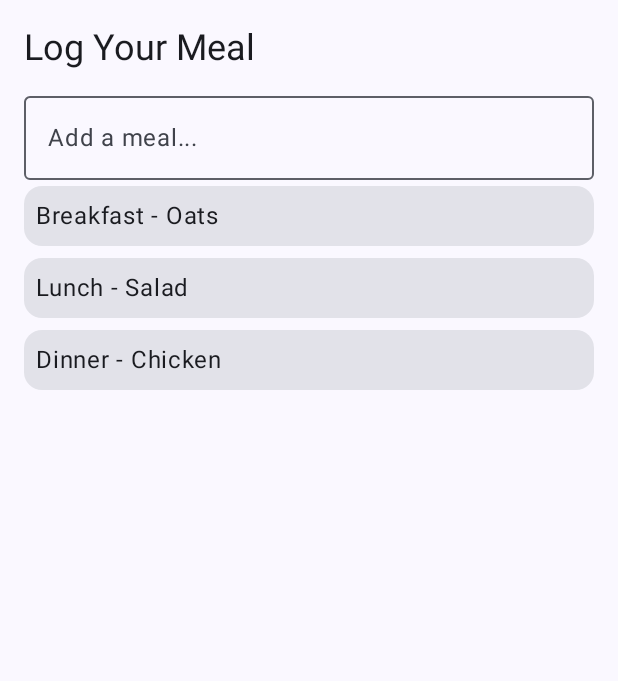
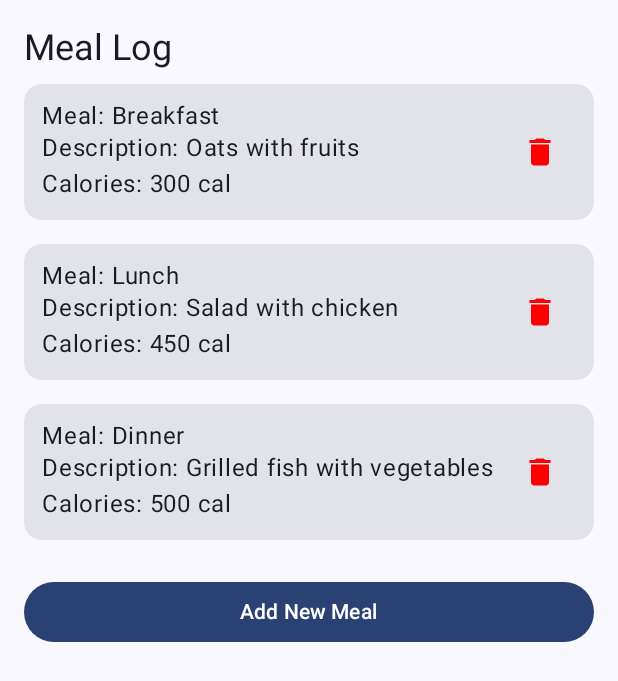
Before and after one commit to tobden9/365Fitness, an Android app built with Jetpack Compose: the composable NutritionScreen shown on its own in the app's theme, on a phone screen of 412 x 824 dp. Shown: the top 681 px of the screen. Run offline under Robolectric (Android 15) with nearby library versions, the phone set to English and light mode, and no system bars.

Commit message:
nutrition screen commit

```diff
--- a/app/src/main/java/com/example/a365fitness/MainActivity.kt
+++ b/app/src/main/java/com/example/a365fitness/MainActivity.kt
@@ -247,20 +247,158 @@ fun FitnessScreen(modifier: Modifier = Modifier) {
 
 @Composable
 fun NutritionScreen(modifier: Modifier = Modifier) {
-    var meal by remember { mutableStateOf("") }
+    var meals by remember {
+        mutableStateOf(
+            listOf(
+                Meal("Breakfast", "Oats with fruits", "300 cal"),
+                Meal("Lunch", "Salad with chicken", "450 cal"),
+                Meal("Dinner", "Grilled fish with vegetables", "500 cal")
+            )
+        )
+    }
+
+    var showAddMealDialog by remember { mutableStateOf(false) }
+    var newMealType by remember { mutableStateOf("") }
+    var newMealDescription by remember { mutableStateOf("") }
+    var newCalories by remember { mutableStateOf("") }
+
+    // Function to delete a meal
+    val deleteMeal: (Meal) -> Unit = { mealToDelete ->
+        meals = meals.filter { it != mealToDelete }
+    }
+
     Column(modifier.padding(16.dp)) {
-        Text("Log Your Meal", style = MaterialTheme.typography.headlineSmall)
-        OutlinedTextField(
-            value = meal,
-            onValueChange = { meal = it },
-            label = { Text("Add a meal...") },
-            modifier = Modifier.fillMaxWidth().padding(top = 8.dp)
+        Text("Meal Log", style = MaterialTheme.typography.headlineSmall)
+
+        // Display meal list with delete buttons
+        LazyColumn {
+            items(
+                items = meals,
+                key = { meal -> "${meal.mealType}-${meal.description}-${meal.calories}" }
+            ) { meal ->
+                MealItem(
+                    meal = meal,
+                    onDelete = { deleteMeal(meal) }
+                )
+            }
+        }
+
+        Spacer(modifier = Modifier.height(16.dp))
+
+        // Add meal button
+        Button(
+            onClick = { showAddMealDialog = true },
+            modifier = Modifier.fillMaxWidth()
+        ) {
+            Text("Add New Meal")
+        }
+    }
+
+    // Add Meal Dialog
+    if (showAddMealDialog) {
+        AlertDialog(
+            onDismissRequest = { showAddMealDialog = false },
+            title = { Text("Add New Meal") },
+            text = {
+                Column {
+                    OutlinedTextField(
+                        value = newMealType,
+                        onValueChange = { newMealType = it },
+                        label = { Text("Meal Type (e.g., Breakfast, Lunch)") },
+                        modifier = Modifier.fillMaxWidth()
+                    )
+
+                    Spacer(modifier = Modifier.height(8.dp))
+
+                    OutlinedTextField(
+                        value = newMealDescription,
+                        onValueChange = { newMealDescription = it },
+                        label = { Text("Meal Description") },
+                        modifier = Modifier.fillMaxWidth()
+                    )
+
+                    Spacer(modifier = Modifier.height(8.dp))
+
+                    OutlinedTextField(
+                        value = newCalories,
+                        onValueChange = { newCalories = it },
+                        label = { Text("Calories") },
+                        modifier = Modifier.fillMaxWidth()
+                    )
+                }
+            },
+            confirmButton = {
+                Button(
+                    onClick = {
+                        if (newMealType.isNotBlank() && newMealDescription.isNotBlank() && newCalories.isNotBlank()) {
+                            val newMeal = Meal(newMealType, newMealDescription, newCalories)
+                            meals = meals + newMeal
+                            newMealType = ""
+                            newMealDescription = ""
+                            newCalories = ""
+                            showAddMealDialog = false
+                        }
+                    }
+                ) {
+                    Text("Add")
+                }
+            },
+            dismissButton = {
+                TextButton(
+                    onClick = {
+                        showAddMealDialog = false
+                        newMealType = ""
+                        newMealDescription = ""
+                        newCalories = ""
+                    }
+                ) {
+                    Text("Cancel")
+                }
+            }
         )
-        LazyColumn {
-            items(listOf("Breakfast - Oats", "Lunch - Salad", "Dinner - Chicken")) { item ->
-                Card(Modifier.fillMaxWidth().padding(vertical = 4.dp)) {
-                    Text(item, Modifier.padding(8.dp))
-                }
+    }
+}
+
+// Data class for meals
+data class Meal(
+    val mealType: String,
+    val description: String,
+    val calories: String
+)
+
+// Simple meal item with delete button
+@Composable
+fun MealItem(
+    meal: Meal,
+    onDelete: () -> Unit
+) {
+    Card(
+        modifier = Modifier
+            .fillMaxWidth()
+            .padding(vertical = 8.dp)
+    ) {
+        Row(
+            modifier = Modifier.padding(all = 12.dp),
+            horizontalArrangement = Arrangement.SpaceBetween,
+            verticalAlignment = Alignment.CenterVertically
+        ) {
+            Column(
+                modifier = Modifier.weight(1f)
+            ) {
+                Text(text = "Meal: ${meal.mealType}", style = MaterialTheme.typography.bodyLarge)
+                Text(text = "Description: ${meal.description}")
+                Text(text = "Calories: ${meal.calories}")
+            }
+
+            // Delete button
+            IconButton(
+                onClick = onDelete
+            ) {
+                Icon(
+                    Icons.Default.Delete,
+                    contentDescription = "Delete Meal",
+                    tint = Color.Red
+                )
             }
         }
     }
```
